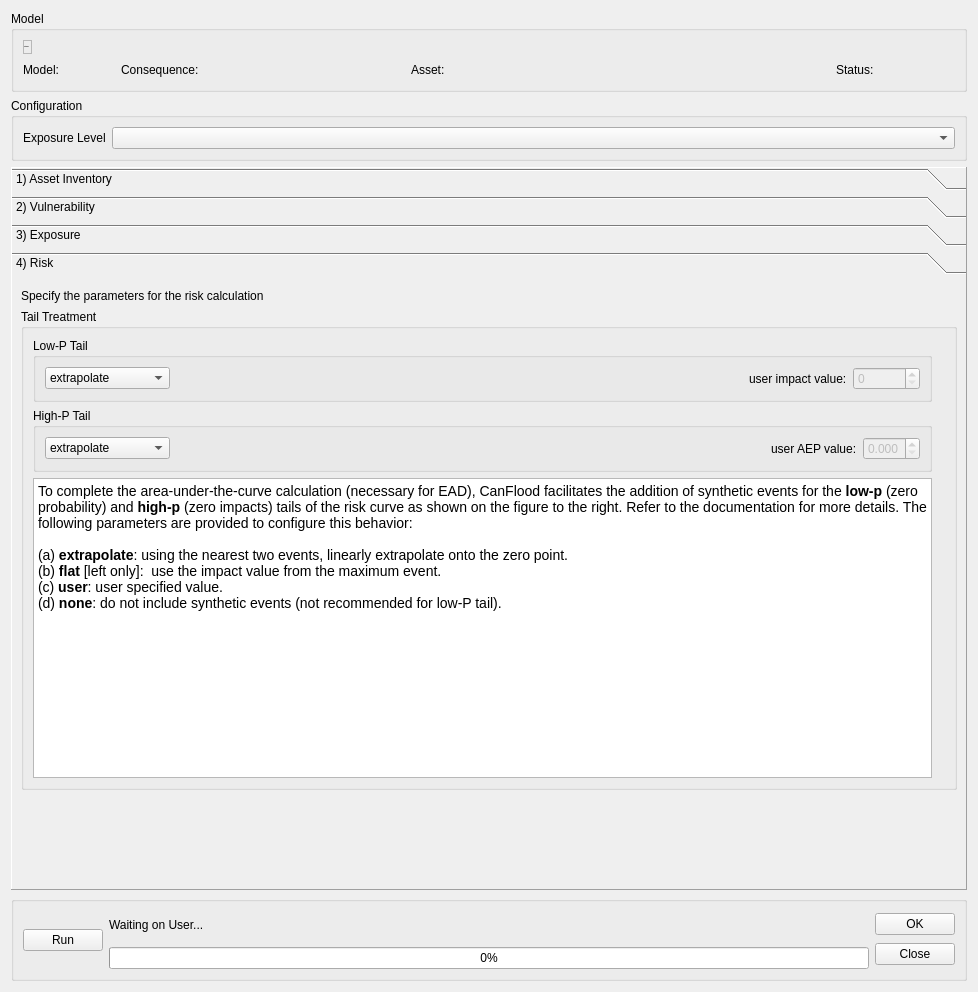
This is canflood2/canflood2_model_config.ui in cefect/CanFlood2 as Qt 5 draws it before an edit. The edited form follows.
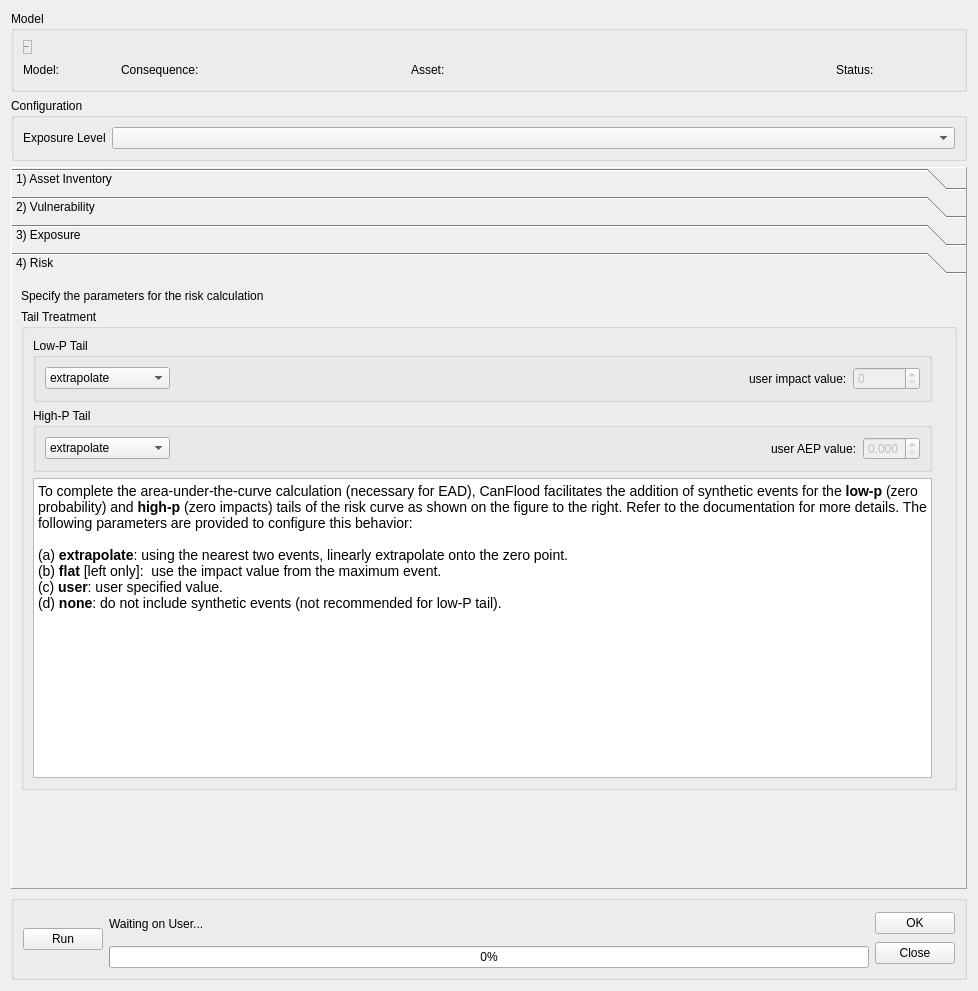
This is the edited form. The open tabs and pages were chosen to show the change. Icons and pictures are not drawn. Custom widgets are drawn as their Qt base class.

The edit to the form file:
```diff
--- a/canflood2/canflood2_model_config.ui
+++ b/canflood2/canflood2_model_config.ui
@@ -7,7 +7,7 @@
     <x>0</x>
     <y>0</y>
     <width>978</width>
-    <height>992</height>
+    <height>991</height>
    </rect>
   </property>
   <property name="windowTitle">
@@ -1565,7 +1565,7 @@
         <x>0</x>
         <y>0</y>
         <width>958</width>
-        <height>595</height>
+        <height>594</height>
        </rect>
       </property>
       <attribute name="label">
```
Left out of the diff: 36 changed lines with no effect on the pictures.
